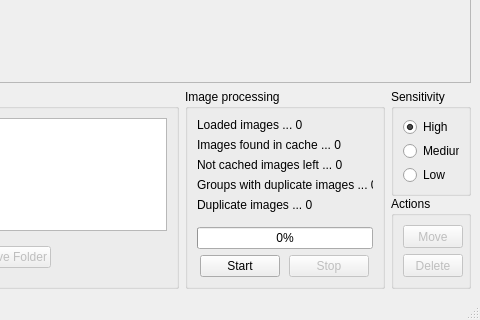
This is doppelganger/gui.ui in max-dw-i/myfyrio as Qt 5 draws it before an edit; both pictures show x 160 to 640 and y 160 to 480 of the 640 by 480 pixel window. The edited form follows.
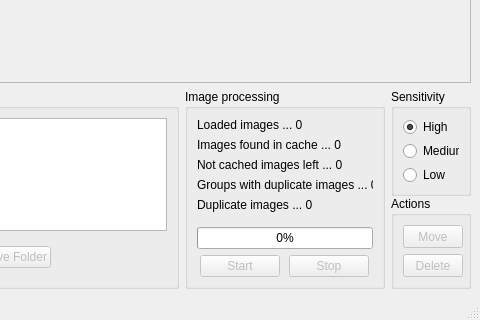
This is the edited form.

Commit message: Disable button 'Start' when there is no any paths chosen

```diff
--- a/doppelganger/gui.ui
+++ b/doppelganger/gui.ui
@@ -344,6 +344,9 @@
              </property>
              <item>
               <widget class="QPushButton" name="startBtn">
+               <property name="enabled">
+                <bool>false</bool>
+               </property>
                <property name="sizePolicy">
                 <sizepolicy hsizetype="Preferred" vsizetype="Fixed">
                  <horstretch>0</horstretch>
```
The commit also changes 2 other files.
